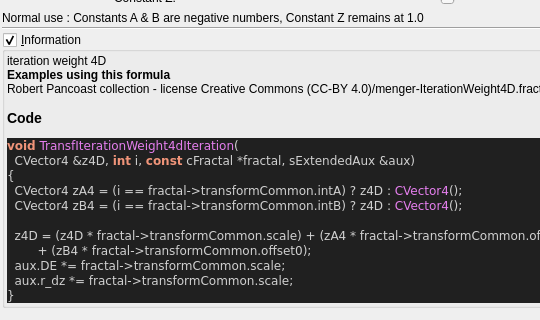
This is mandelbulber2/formula/ui/fractal_transf_iteration_weight4d.ui in buddhi1980/mandelbulber2 as Qt 5 draws it before an edit; both pictures show x 0 to 540 and y 82 to 402 of the 808 by 712 pixel window. The edited form follows.
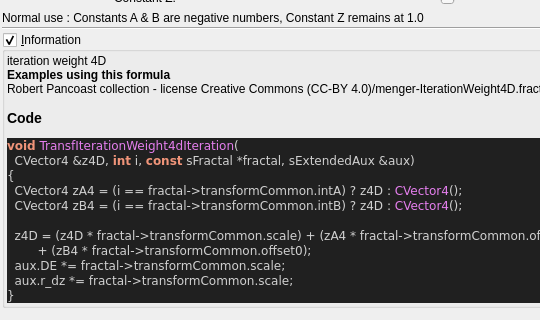
This is the edited form. Custom widgets are drawn as their Qt base class.

```diff
--- a/mandelbulber2/formula/ui/fractal_transf_iteration_weight4d.ui
+++ b/mandelbulber2/formula/ui/fractal_transf_iteration_weight4d.ui
@@ -309,7 +309,7 @@
 &lt;br&gt;&lt;b&gt;Examples using this formula&lt;/b&gt;&lt;br&gt;Robert Pancoast collection - license Creative Commons (CC-BY 4.0)/menger-IterationWeight4D.fract&lt;h3&gt;Code&lt;/h3&gt;
 &lt;body style=&quot;background-color:#202020&quot;&gt;
 &lt;pre style=&quot;color:#d0d0d0; background-color:#202020;  font-family:'Courier New',monospace;&quot;&gt;&lt;span style=&quot;color:#f09479; font-weight:bold&quot;&gt;void&lt;/span&gt; &lt;span style=&quot;color:#e47eed&quot;&gt;TransfIterationWeight4dIteration&lt;/span&gt;&lt;span style=&quot;color:#d0d0d0&quot;&gt;(&lt;/span&gt;
-  CVector4 &lt;span style=&quot;color:#d0d0d0&quot;&gt;&amp;amp;&lt;/span&gt;z4D&lt;span style=&quot;color:#d0d0d0&quot;&gt;,&lt;/span&gt; &lt;span style=&quot;color:#f09479; font-weight:bold&quot;&gt;int&lt;/span&gt; i&lt;span style=&quot;color:#d0d0d0&quot;&gt;,&lt;/span&gt; &lt;span style=&quot;color:#f09479; font-weight:bold&quot;&gt;const&lt;/span&gt; cFractal &lt;span style=&quot;color:#d0d0d0&quot;&gt;*&lt;/span&gt;fractal&lt;span style=&quot;color:#d0d0d0&quot;&gt;,&lt;/span&gt; sExtendedAux &lt;span style=&quot;color:#d0d0d0&quot;&gt;&amp;amp;&lt;/span&gt;aux&lt;span style=&quot;color:#d0d0d0&quot;&gt;)&lt;/span&gt;
+  CVector4 &lt;span style=&quot;color:#d0d0d0&quot;&gt;&amp;amp;&lt;/span&gt;z4D&lt;span style=&quot;color:#d0d0d0&quot;&gt;,&lt;/span&gt; &lt;span style=&quot;color:#f09479; font-weight:bold&quot;&gt;int&lt;/span&gt; i&lt;span style=&quot;color:#d0d0d0&quot;&gt;,&lt;/span&gt; &lt;span style=&quot;color:#f09479; font-weight:bold&quot;&gt;const&lt;/span&gt; sFractal &lt;span style=&quot;color:#d0d0d0&quot;&gt;*&lt;/span&gt;fractal&lt;span style=&quot;color:#d0d0d0&quot;&gt;,&lt;/span&gt; sExtendedAux &lt;span style=&quot;color:#d0d0d0&quot;&gt;&amp;amp;&lt;/span&gt;aux&lt;span style=&quot;color:#d0d0d0&quot;&gt;)&lt;/span&gt;
 &lt;span style=&quot;color:#d0d0d0&quot;&gt;{&lt;/span&gt;
   CVector4 zA4 &lt;span style=&quot;color:#d0d0d0&quot;&gt;= (&lt;/span&gt;i &lt;span style=&quot;color:#d0d0d0&quot;&gt;==&lt;/span&gt; fractal&lt;span style=&quot;color:#d0d0d0&quot;&gt;-&amp;gt;&lt;/span&gt;transformCommon&lt;span style=&quot;color:#d0d0d0&quot;&gt;.&lt;/span&gt;intA&lt;span style=&quot;color:#d0d0d0&quot;&gt;)&lt;/span&gt; ? z4D &lt;span style=&quot;color:#d0d0d0&quot;&gt;:&lt;/span&gt; &lt;span style=&quot;color:#e47eed&quot;&gt;CVector4&lt;/span&gt;&lt;span style=&quot;color:#d0d0d0&quot;&gt;();&lt;/span&gt;
   CVector4 zB4 &lt;span style=&quot;color:#d0d0d0&quot;&gt;= (&lt;/span&gt;i &lt;span style=&quot;color:#d0d0d0&quot;&gt;==&lt;/span&gt; fractal&lt;span style=&quot;color:#d0d0d0&quot;&gt;-&amp;gt;&lt;/span&gt;transformCommon&lt;span style=&quot;color:#d0d0d0&quot;&gt;.&lt;/span&gt;intB&lt;span style=&quot;color:#d0d0d0&quot;&gt;)&lt;/span&gt; ? z4D &lt;span style=&quot;color:#d0d0d0&quot;&gt;:&lt;/span&gt; &lt;span style=&quot;color:#e47eed&quot;&gt;CVector4&lt;/span&gt;&lt;span style=&quot;color:#d0d0d0&quot;&gt;();&lt;/span&gt;
```
